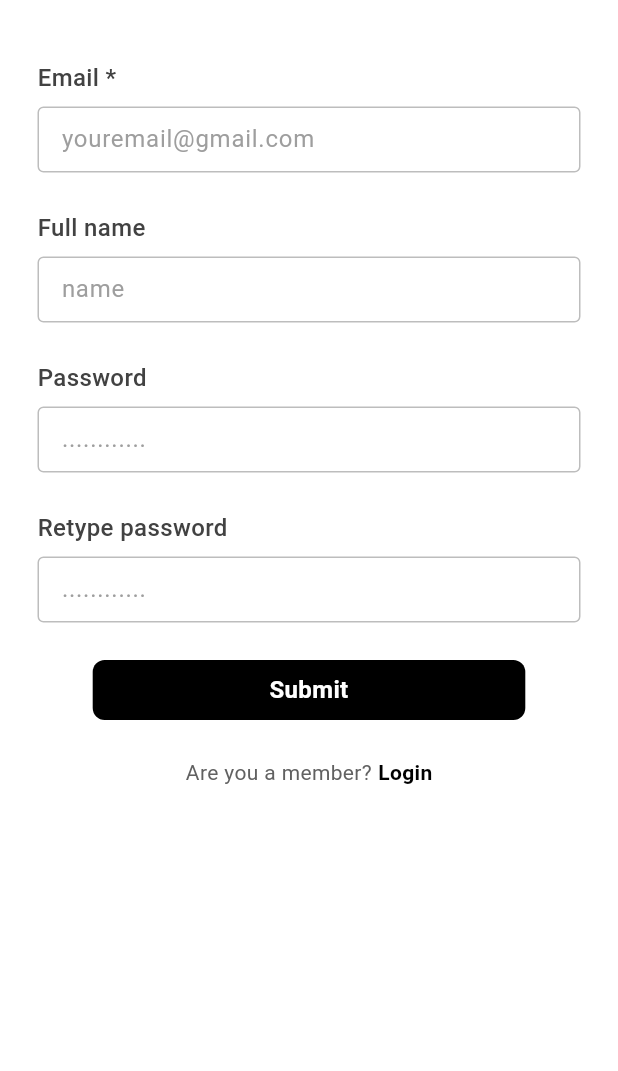
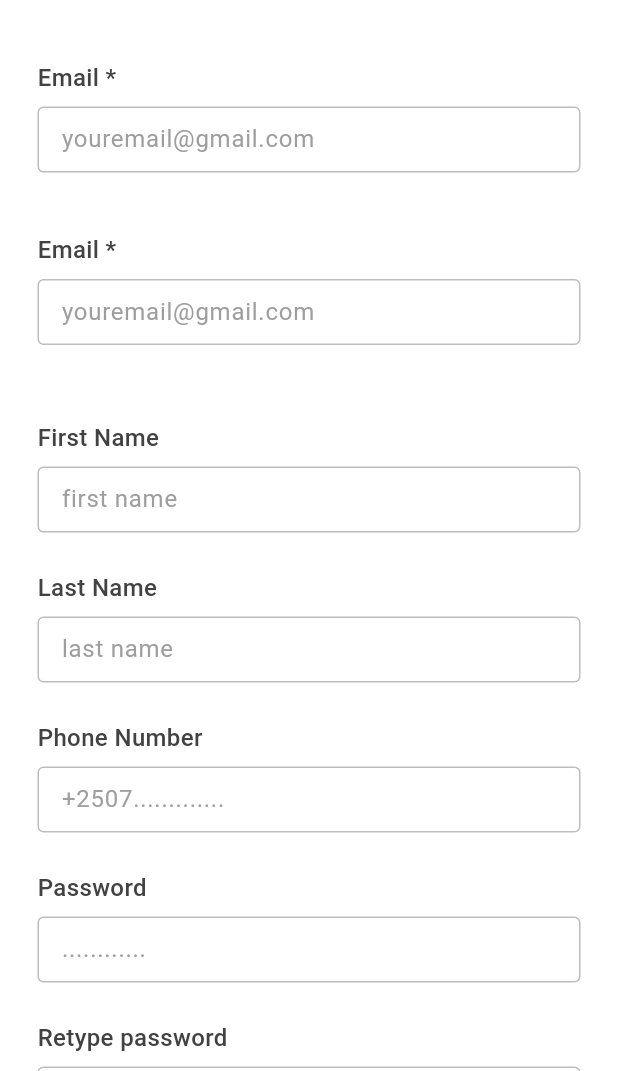
Before and after one commit to odilon-cloud/silent-signal-mobile, a Flutter app: the Signupform screen opened directly, on a phone screen of 412 x 824 dp, the part 165-1236 px from its top. Run offline on Flutter 3.47's test engine with Material 3 defaults, Android fonts, the phone set to English and light mode, and no system bars; our stand-ins replace file_picker, flutter_dotenv.

Commit message:
integrating the signup form

```diff
--- a/lib/common/validators/form_validator.dart
+++ b/lib/common/validators/form_validator.dart
@@ -17,4 +17,17 @@ class FormValidator {
     }
     return null;
   }
+
+  static String? validatePhoneNumber(String? value) {
+  if (value == null || value.isEmpty) {
+    return 'Phone number is required';
+  }
+
+  final phoneRegex = RegExp(r'^\+\d{1,3}\d{9,12}$');
+  if (!phoneRegex.hasMatch(value)) {
+    return 'Enter a valid phone number';
+  }
+
+  return null;
 }
+}
--- a/lib/features/auth/SignupForm.dart
+++ b/lib/features/auth/SignupForm.dart
@@ -1,8 +1,10 @@
 import 'package:flutter/material.dart';
+import 'package:flutter_dotenv/flutter_dotenv.dart';
 import 'package:silentsignal/common/components/button.dart';
 import 'package:silentsignal/common/components/textfield.dart';
 import 'package:silentsignal/features/auth/LoginForm.dart';
 import 'package:silentsignal/common/validators/form_validator.dart';
+import 'package:silentsignal/services/api_service.dart';
 
 class Signupform extends StatefulWidget {
   const Signupform({super.key});
@@ -13,13 +15,16 @@ class Signupform extends StatefulWidget {
 
 class _SignupformState extends State<Signupform> {
   final emailController = TextEditingController();
-  final nameController = TextEditingController();
+  final firstNameController = TextEditingController();
+  final lastNameController = TextEditingController();
+  final phoneNumberController = TextEditingController();
   final passwordController = TextEditingController();
   final confirmPasswordController = TextEditingController();
 
   // Error message states
   String? emailError;
   String? nameError;
+  String? phoneNumberError;
   String? passwordError;
   String? confirmPasswordError;
   bool showValidationErrors = false;
@@ -67,18 +72,94 @@ class _SignupformState extends State<Signupform> {
                   ],
                 ),
 
+                const SizedBox(height: 40),
+
+                Column(
+                  crossAxisAlignment: CrossAxisAlignment.start,
+                  children: [
+                    InputTextField(
+                      controller: emailController,
+                      hintText: "youremail@gmail.com",
+                      obscureText: false,
+                      labelText: 'Email *',
+                    ),
+                    if (emailError != null && showValidationErrors)
+                      Padding(
+                        padding: const EdgeInsets.only(left: 25, top: 5),
+                        child: Text(
+                          emailError!,
+                          style: const TextStyle(
+                            color: Colors.red,
+                            fontSize: 12,
+                          ),
+                        ),
+                      ),
+                  ],
+                ),
+
+                const SizedBox(height: 25),
+
+              const SizedBox(height: 25),
+
+
+                Column(
+                  crossAxisAlignment: CrossAxisAlignment.start,
+                  children: [
+                    InputTextField(
+                      controller: firstNameController,
+                      hintText: "first name",
+                      obscureText: false,
+                      labelText: 'First Name',
+                    ),
+                    if (nameError != null && showValidationErrors)
+                      Padding(
+                        padding: const EdgeInsets.only(left: 25, top: 5),
+                        child: Text(
+                          nameError!,
+                          style: const TextStyle(
+                            color: Colors.red,
+                            fontSize: 12,
+                          ),
+                        ),
+                      ),
+                  ],
+                ),
                 const SizedBox(height: 25),
 
                 Column(
                   crossAxisAlignment: CrossAxisAlignment.start,
                   children: [
                     InputTextField(
-                      controller: nameController,
-                      hintText: "name",
+                      controller: lastNameController,
+                      hintText: "last name",
                       obscureText: false,
-                      labelText: 'Full name',
+                      labelText: 'Last Name',
                     ),
                     if (nameError != null && showValidationErrors)
+                      Padding(
+                        padding: const EdgeInsets.only(left: 25, top: 5),
+                        child: Text(
+                          nameError!,
+                          style: const TextStyle(
+                            color: Colors.red,
+                            fontSize: 12,
+                          ),
+                        ),
+                      ),
+                  ],
+                ),
+                const SizedBox(height: 25),
+
+                Column(
+                  crossAxisAlignment: CrossAxisAlignment.start,
+                  children: [
+                    InputTextField(
+                      controller: phoneNumberController,
+                      hintText: "+2507.............",
+                      obscureText: false,
+                      labelText: 'Phone Number',
+                    ),
+                    if (phoneNumberError != null && showValidationErrors)
                       Padding(
                         padding: const EdgeInsets.only(left: 25, top: 5),
                         child: Text(
@@ -194,11 +275,19 @@ class _SignupformState extends State<Signupform> {
       emailError = FormValidator.validateEmail(emailController.text);
 
       // Validate name (optional field)
-      if (nameController.text.isNotEmpty && nameController.text.length < 2) {
+      if (firstNameController.text.isNotEmpty && firstNameController.text.length < 2) {
         nameError = 'Name must be at least 2 characters';
       } else {
         nameError = null;
       }
+      // Validate name (optional field)
+      if (lastNameController.text.isNotEmpty && lastNameController.text.length < 2) {
+        nameError = 'Name must be at least 2 characters';
+      } else {
+        nameError = null;
+      }
+
+      phoneNumberError = FormValidator.validatePhoneNumber(phoneNumberController.text);
 
       // Validate password
       if (passwordController.text.isEmpty) {
@@ -223,13 +312,14 @@ class _SignupformState extends State<Signupform> {
     if (emailError == null &&
         nameError == null &&
         passwordError == null &&
+        phoneNumberError == null &&
         confirmPasswordError == null) {
       // Proceed with signup
       _submitForm();
     }
   }
 
-  void _submitForm() {
+  void _submitForm() async {
     // Add your signup logic here
 
      final apiService = ApiService(baseUrl: dotenv.env['API_BASE_URL'] ?? 'http://localhost:3011');
@@ -238,7 +328,12 @@ class _SignupformState extends State<Signupform> {
       endpoint: '/users',
       data: {
         'email': emailController.text,
-        'password': passwordController.text,
+        'userPassword': passwordController.text,
+        'firstName' : firstNameController.text,
+        'lastName': lastNameController.text,
+        'role':'user',
+        'phone_number': phoneNumberController.text,
+        'isFirstLogin': false
       },
     );
 
@@ -248,7 +343,7 @@ class _SignupformState extends State<Signupform> {
 
       Navigator.pushReplacement(
         context,
-        MaterialPageRoute(builder: (context) => const BaseLayout()),
+        MaterialPageRoute(builder: (context) => const Loginform()),
       );
     } else {
       // Handle login failure with custom message
@@ -260,14 +355,15 @@ class _SignupformState extends State<Signupform> {
     }
     print('Form submitted with:');
     print('Email: ${emailController.text}');
-    print('Name: ${nameController.text}');
     print('Password: ${passwordController.text}');
   }
 
   @override
   void dispose() {
     emailController.dispose();
-    nameController.dispose();
+    firstNameController.dispose();
+    lastNameController.dispose();
+    phoneNumberController.dispose();
     passwordController.dispose();
     confirmPasswordController.dispose();
     super.dispose();
```
Also changed, not shown: 3 other files.
